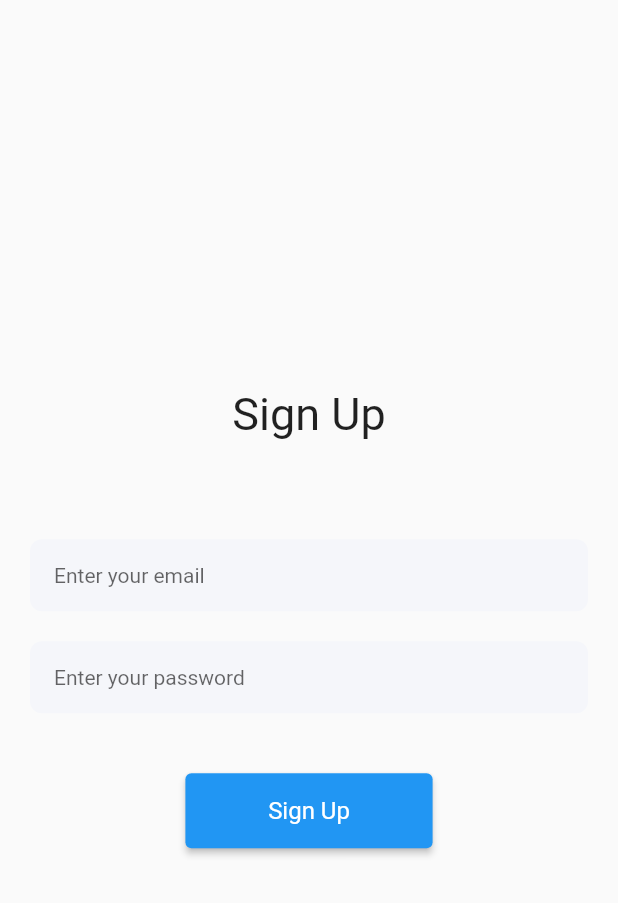
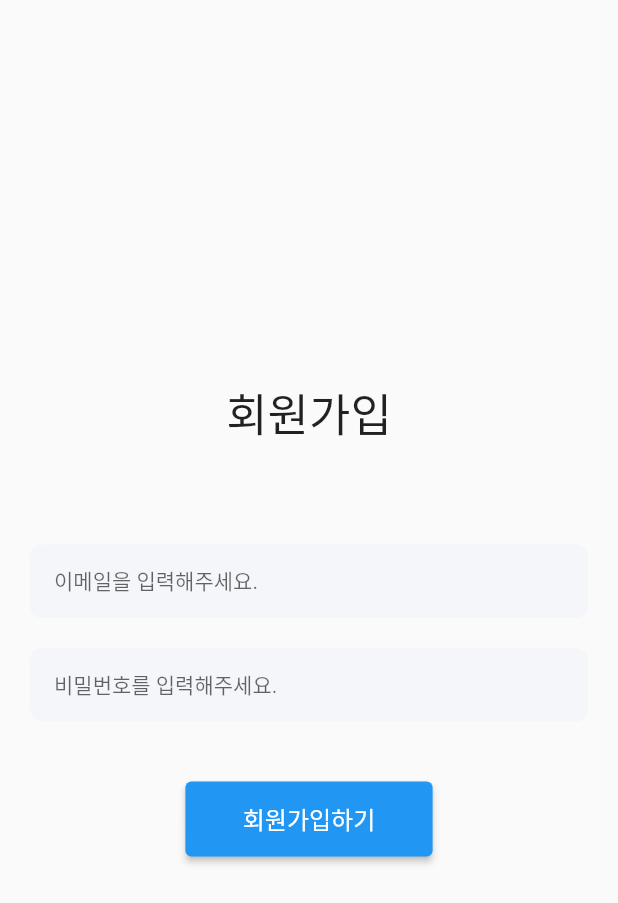
Before and after one commit to 2023-SubwayCongestion/SubwayCongestionApp, a Flutter app: the EmailPasswordSignup screen opened by its route, on a phone screen of 412 x 824 dp. Shown: the top 903 px of the screen. Run offline on Flutter 3.47's test engine with Material 2 defaults, Android fonts, the phone set to English and light mode, and no system bars; our stand-ins replace firebase_auth, firebase_core; accounts and stored records are empty; network calls fail.

Commit message:
feat : 로그인 후 메인화면 넘어가게했고.. 기타 수정

```diff
--- a/lib/screen/login_email_password_screen.dart
+++ b/lib/screen/login_email_password_screen.dart
@@ -30,7 +30,7 @@ class _EmailPasswordLoginState extends State<EmailPasswordLogin> {
         mainAxisAlignment: MainAxisAlignment.center,
         children: [
           const Text(
-            "Login",
+            "로그인",
             style: TextStyle(fontSize: 30),
           ),
           SizedBox(height: MediaQuery.of(context).size.height * 0.08),
@@ -38,7 +38,7 @@ class _EmailPasswordLoginState extends State<EmailPasswordLogin> {
             margin: const EdgeInsets.symmetric(horizontal: 20),
             child: CustomTextField(
               controller: emailController,
-              hintText: 'Enter your email',
+              hintText: '이메일을 입력해주세요.',
             ),
           ),
           const SizedBox(height: 20),
@@ -46,7 +46,7 @@ class _EmailPasswordLoginState extends State<EmailPasswordLogin> {
             margin: const EdgeInsets.symmetric(horizontal: 20),
             child: CustomTextField(
               controller: passwordController,
-              hintText: 'Enter your password',
+              hintText: '비밀번호를 입력해주세요.',
             ),
           ),
           const SizedBox(height: 40),
@@ -62,7 +62,7 @@ class _EmailPasswordLoginState extends State<EmailPasswordLogin> {
               ),
             ),
             child: const Text(
-              "Login",
+              "확인",
               style: TextStyle(color: Colors.white, fontSize: 16),
             ),
           ),
--- a/lib/screen/login_screen.dart
+++ b/lib/screen/login_screen.dart
@@ -24,13 +24,13 @@ class _LoginScreenState extends State<LoginScreen> {
               onTap: () {
                 Navigator.pushNamed(context, EmailPasswordSignup.routeName);
               },
-              text: 'Email/Password Sign Up',
+              text: '회원가입하기',
             ),
             CustomButton(
               onTap: () {
                 Navigator.pushNamed(context, EmailPasswordLogin.routeName);
               },
-              text: 'Email/Password Login',
+              text: '로그인하기',
             ),
             // CustomButton(
             //     onTap: () {
--- a/lib/screen/signup_email_password_screen.dart
+++ b/lib/screen/signup_email_password_screen.dart
@@ -30,7 +30,7 @@ class _EmailPasswordSignupState extends State<EmailPasswordSignup> {
         mainAxisAlignment: MainAxisAlignment.center,
         children: [
           const Text(
-            "Sign Up",
+            "회원가입",
             style: TextStyle(fontSize: 30),
           ),
           SizedBox(height: MediaQuery.of(context).size.height * 0.08),
@@ -38,7 +38,7 @@ class _EmailPasswordSignupState extends State<EmailPasswordSignup> {
             margin: const EdgeInsets.symmetric(horizontal: 20),
             child: CustomTextField(
               controller: emailController,
-              hintText: 'Enter your email',
+              hintText: '이메일을 입력해주세요.',
             ),
           ),
           const SizedBox(height: 20),
@@ -46,7 +46,7 @@ class _EmailPasswordSignupState extends State<EmailPasswordSignup> {
             margin: const EdgeInsets.symmetric(horizontal: 20),
             child: CustomTextField(
               controller: passwordController,
-              hintText: 'Enter your password',
+              hintText: '비밀번호를 입력해주세요.',
             ),
           ),
           const SizedBox(height: 40),
@@ -62,7 +62,7 @@ class _EmailPasswordSignupState extends State<EmailPasswordSignup> {
               ),
             ),
             child: const Text(
-              "Sign Up",
+              "회원가입하기",
               style: TextStyle(color: Colors.white, fontSize: 16),
             ),
           ),
--- a/lib/services/firebase_auth_methods.dart
+++ b/lib/services/firebase_auth_methods.dart
@@ -2,9 +2,11 @@ import 'package:firebase_auth/firebase_auth.dart';
 
 import 'package:flutter/foundation.dart';
 import 'package:flutter/material.dart';
+import 'package:subway_congestion/screen/main_screen.dart';
 // import 'package:flutter_facebook_auth/flutter_facebook_auth.dart';
 // import 'package:google_sign_in/google_sign_in.dart';
 
+import '../screen/home_screen.dart';
 import '../utils/showSnackbar.dart';
 import '../utils/showOtpDialog.dart';
 
@@ -43,9 +45,9 @@ class FirebaseAuthMethods {
     } on FirebaseAuthException catch (e) {
       // if you want to display your own custom error message
       if (e.code == 'weak-password') {
-        print('The password provided is too weak.');
+        print('비밀번호가 너무 짧아요!');
       } else if (e.code == 'email-already-in-use') {
-        print('The account already exists for that email.');
+        print('해당 계정은 이미 생성된 계정입니다.');
       }
       showSnackBar(
           context, e.message!); // Displaying the usual firebase error message
@@ -68,8 +70,11 @@ class FirebaseAuthMethods {
         // restrict access to certain things using provider
         // transition to another page instead of home screen
       }
+      else {
+        Navigator.pushReplacement(context, MaterialPageRoute(builder: (context) => MainScreen()));
+      }
     } on FirebaseAuthException catch (e) {
-      showSnackBar(context, e.message!); // Displaying the error message
+      showSnackBar(context, '입력값을 확인해주세요!'); // Displaying the error message
     }
   }
 
@@ -77,7 +82,7 @@ class FirebaseAuthMethods {
   Future<void> sendEmailVerification(BuildContext context) async {
     try {
       _auth.currentUser!.sendEmailVerification();
-      showSnackBar(context, 'Email verification sent!');
+      showSnackBar(context, '이메일을 통해 인증해주세요!');
     } on FirebaseAuthException catch (e) {
       showSnackBar(context, e.message!); // Display error message
     }
```
Also changed, not shown: lib/main.dart (+4 -3 lines), lib/screen/home_screen.dart (+50 -36 lines), lib/screen/main_screen.dart (added, +68 -0 lines), lib/screen/mypage_screen.dart (added, +43 -0 lines), lib/widget/bottom_bar.dart (added, +48 -0 lines).
